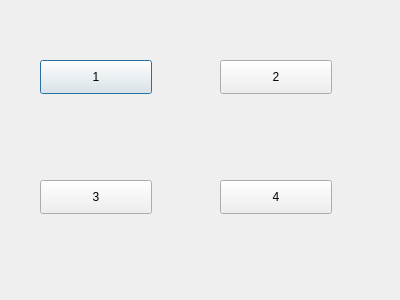
Above: client/choose.ui from josh1147/QT-chat before the change. Below: the same form after it.
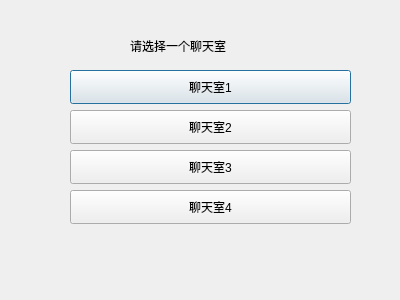
That is the form after the change. Icons and pictures are not drawn.

```diff
--- a/client/choose.ui
+++ b/client/choose.ui
@@ -16,53 +16,131 @@
   <widget class="QPushButton" name="pushButton">
    <property name="geometry">
     <rect>
-     <x>40</x>
-     <y>60</y>
-     <width>112</width>
+     <x>70</x>
+     <y>70</y>
+     <width>281</width>
      <height>34</height>
     </rect>
    </property>
    <property name="text">
-    <string>1</string>
+    <string>聊天室1</string>
    </property>
   </widget>
   <widget class="QPushButton" name="pushButton_2">
    <property name="geometry">
     <rect>
-     <x>220</x>
-     <y>60</y>
-     <width>112</width>
+     <x>70</x>
+     <y>110</y>
+     <width>281</width>
      <height>34</height>
     </rect>
    </property>
    <property name="text">
-    <string>2</string>
+    <string>聊天室2</string>
    </property>
   </widget>
   <widget class="QPushButton" name="pushButton_3">
    <property name="geometry">
     <rect>
-     <x>40</x>
-     <y>180</y>
-     <width>112</width>
+     <x>70</x>
+     <y>150</y>
+     <width>281</width>
      <height>34</height>
     </rect>
    </property>
    <property name="text">
-    <string>3</string>
+    <string>聊天室3</string>
    </property>
   </widget>
   <widget class="QPushButton" name="pushButton_4">
    <property name="geometry">
     <rect>
-     <x>220</x>
-     <y>180</y>
-     <width>112</width>
+     <x>70</x>
+     <y>190</y>
+     <width>281</width>
      <height>34</height>
     </rect>
    </property>
    <property name="text">
-    <string>4</string>
+    <string>聊天室4</string>
+   </property>
+  </widget>
+  <widget class="QLabel" name="label">
+   <property name="geometry">
+    <rect>
+     <x>130</x>
+     <y>30</y>
+     <width>281</width>
+     <height>31</height>
+    </rect>
+   </property>
+   <property name="text">
+    <string>请选择一个聊天室</string>
+   </property>
+  </widget>
+  <widget class="QLabel" name="label_2">
+   <property name="geometry">
+    <rect>
+     <x>30</x>
+     <y>70</y>
+     <width>31</width>
+     <height>31</height>
+    </rect>
+   </property>
+   <property name="text">
+    <string>&lt;html&gt;&lt;head/&gt;&lt;body&gt;&lt;p&gt;&lt;img src=&quot;:/pic/q2.png&quot;/&gt;&lt;/p&gt;&lt;/body&gt;&lt;/html&gt;</string>
+   </property>
+  </widget>
+  <widget class="QLabel" name="label_3">
+   <property name="geometry">
+    <rect>
+     <x>30</x>
+     <y>110</y>
+     <width>31</width>
+     <height>31</height>
+    </rect>
+   </property>
+   <property name="text">
+    <string>&lt;html&gt;&lt;head/&gt;&lt;body&gt;&lt;p&gt;&lt;img src=&quot;:/pic/q3.png&quot;/&gt;&lt;/p&gt;&lt;/body&gt;&lt;/html&gt;</string>
+   </property>
+  </widget>
+  <widget class="QLabel" name="label_4">
+   <property name="geometry">
+    <rect>
+     <x>30</x>
+     <y>150</y>
+     <width>31</width>
+     <height>31</height>
+    </rect>
+   </property>
+   <property name="text">
+    <string>&lt;html&gt;&lt;head/&gt;&lt;body&gt;&lt;p&gt;&lt;img src=&quot;:/pic/q2.png&quot;/&gt;&lt;/p&gt;&lt;/body&gt;&lt;/html&gt;</string>
+   </property>
+  </widget>
+  <widget class="QLabel" name="label_5">
+   <property name="geometry">
+    <rect>
+     <x>30</x>
+     <y>190</y>
+     <width>31</width>
+     <height>31</height>
+    </rect>
+   </property>
+   <property name="text">
+    <string>&lt;html&gt;&lt;head/&gt;&lt;body&gt;&lt;p&gt;&lt;img src=&quot;:/pic/q3.png&quot;/&gt;&lt;/p&gt;&lt;/body&gt;&lt;/html&gt;</string>
+   </property>
+  </widget>
+  <widget class="QLabel" name="label_6">
+   <property name="geometry">
+    <rect>
+     <x>90</x>
+     <y>20</y>
+     <width>31</width>
+     <height>41</height>
+    </rect>
+   </property>
+   <property name="text">
+    <string>&lt;html&gt;&lt;head/&gt;&lt;body&gt;&lt;p&gt;&lt;img src=&quot;:/pic/q1.png&quot;/&gt;&lt;/p&gt;&lt;/body&gt;&lt;/html&gt;</string>
    </property>
   </widget>
  </widget>
```
